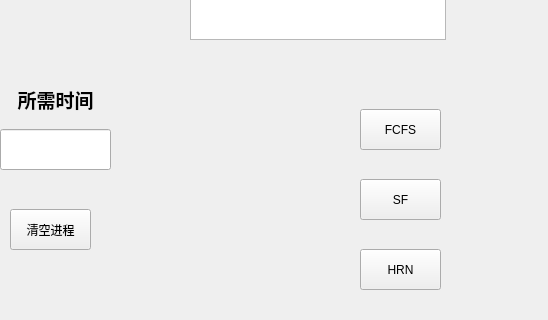
Before: the Qt Designer form jobschedule_widget.ui in EASYGOING45/Kylin-CTenet-OS_Design, drawn with Qt 5; both pictures show x 320 to 868 and y 301 to 621 of the 868 by 621 pixel window.
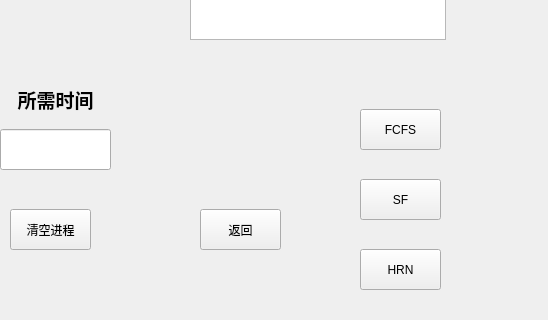
After: the same form once the commit is applied.

What changed in the file:
```diff
--- a/jobschedule_widget.ui
+++ b/jobschedule_widget.ui
@@ -231,6 +231,19 @@
     <string>&lt;html&gt;&lt;head/&gt;&lt;body&gt;&lt;p align=&quot;center&quot;&gt;&lt;span style=&quot; font-size:14pt; font-weight:600;&quot;&gt;所需时间&lt;/span&gt;&lt;/p&gt;&lt;/body&gt;&lt;/html&gt;</string>
    </property>
   </widget>
+  <widget class="QPushButton" name="Return_Btn">
+   <property name="geometry">
+    <rect>
+     <x>520</x>
+     <y>510</y>
+     <width>81</width>
+     <height>41</height>
+    </rect>
+   </property>
+   <property name="text">
+    <string>返回</string>
+   </property>
+  </widget>
  </widget>
  <resources/>
  <connections/>
```
